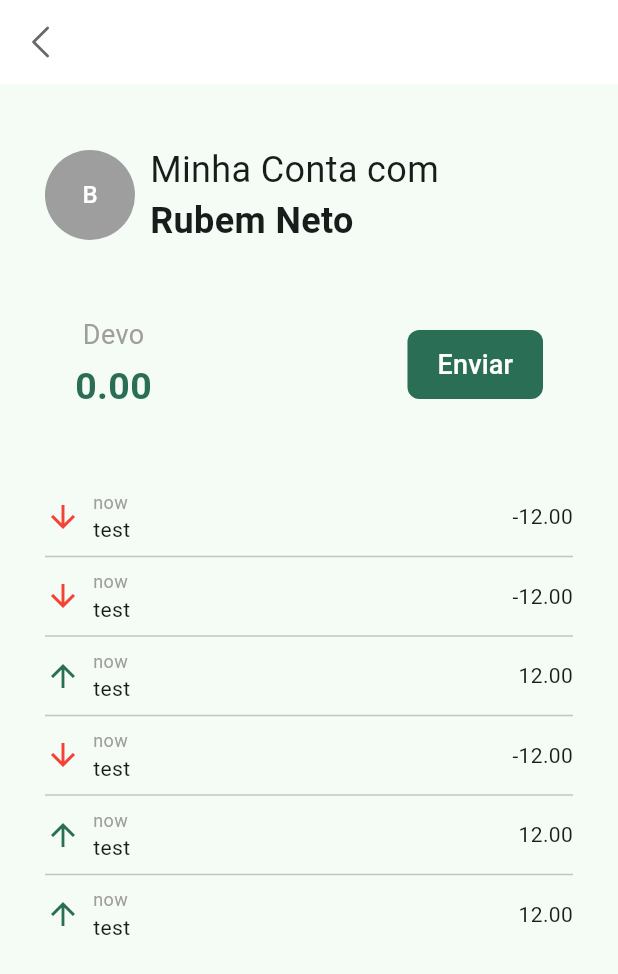
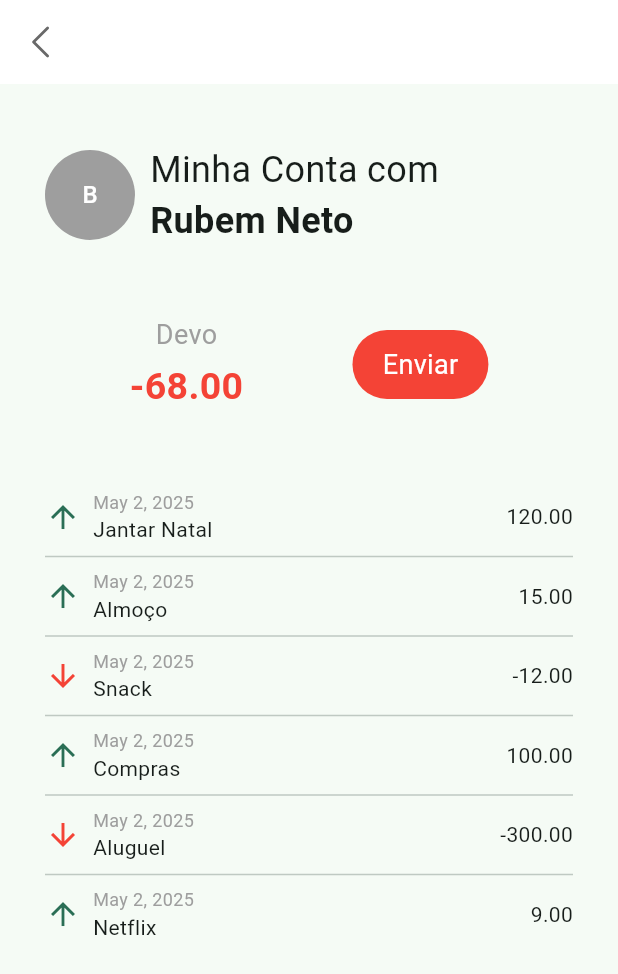
Before and after one commit to thePeras/usettle, a Flutter app: the screen it shows after launch, on a phone screen of 412 x 824 dp. Shown: the top 974 px of the screen. Run offline on Flutter 3.47's test engine with Material 3 defaults, Android fonts, the phone set to English and light mode, and no system bars; our stand-ins replace camera, flutter_contacts, flutter_dotenv, flutter_gemini, permission_handler, phosphor_flutter and 1 more.

Commit message:
feat:single tab page

```diff
--- a/lib/view/tabs/tab_screen.dart
+++ b/lib/view/tabs/tab_screen.dart
@@ -1,53 +1,56 @@
 import 'package:flutter/material.dart';
 import 'package:phosphor_flutter/phosphor_flutter.dart';
+import 'package:intl/intl.dart';
 
 class Tab {
   final String name;
-  int total = 0;
+  late int total = 0;
   bool owes = false;
   late final List<Transaction> transactions;
 
   Tab({
     required this.name,
     required this.transactions,
-  });
+  }) {
+    total = transactions.map((e) => e.quantity).reduce((v, e) => v + e);
+    owes = total < 0;
+  }
 
   void updateTransactions(List<Transaction> transactions) {
     this.transactions = transactions;
-    total = transactions.map((e) => e.quantity).reduce((v,e) => v+e);
+    total = transactions.map((e) => e.quantity).reduce((v, e) => v + e);
     owes = total < 0;
-
   }
 }
 
 class Transaction {
-  final String time;
+  final DateTime time;
   final String description;
   final int quantity;
 
   const Transaction({
     required this.time,
     required this.description,
-    required this.quantity
+    required this.quantity,
   });
 }
 
-class TabScreen extends StatefulWidget{
+class TabScreen extends StatefulWidget {
   final Tab tab;
 
   const TabScreen({
     super.key,
-    required this.tab
+    required this.tab,
   });
-
 
   @override
   TabScreenState createState() => TabScreenState();
 }
 
-class TabScreenState extends State<TabScreen>{
+class TabScreenState extends State<TabScreen> {
   static const Color _greyColor = Color(0xFF696969);
   static const Color _greenColor = Color(0xFF2A6E55);
+  static const Color _redColor = Colors.red;
 
   Widget buildRow(Transaction transaction) {
     bool isOwed = transaction.quantity < 0;
@@ -57,9 +60,7 @@ class TabScreenState extends State<TabScreen>{
         Row(
           children: [
             Icon(
-                isOwed
-                  ? Icons.arrow_downward
-                  : Icons.arrow_upward,
+              isOwed ? Icons.arrow_downward : Icons.arrow_upward,
               color: isOwed ? Colors.red : _greenColor,
             ),
             const SizedBox(width: 8),
@@ -67,7 +68,7 @@ class TabScreenState extends State<TabScreen>{
               crossAxisAlignment: CrossAxisAlignment.start,
               children: [
                 Text(
-                  transaction.time,
+                  DateFormat.yMMMd().format(transaction.time),
                   style: TextStyle(fontSize: 12, color: Colors.grey),
                 ),
                 Text(transaction.description),
@@ -78,7 +79,6 @@ class TabScreenState extends State<TabScreen>{
         Text(transaction.quantity.toStringAsFixed(2)),
       ],
     );
-
   }
 
   @override
@@ -113,11 +113,11 @@ class TabScreenState extends State<TabScreen>{
                   ),
                 ),
                 Padding(
-                  padding: EdgeInsets.all(10),
+                  padding: const EdgeInsets.all(10),
                   child: Column(
                     crossAxisAlignment: CrossAxisAlignment.start,
                     children: [
-                      Text(
+                      const Text(
                         'Minha Conta com',
                         style: TextStyle(
                           fontSize: 24,
@@ -125,7 +125,7 @@ class TabScreenState extends State<TabScreen>{
                       ),
                       Text(
                         widget.tab.name,
-                        style: TextStyle(
+                        style: const TextStyle(
                           fontSize: 24,
                           fontWeight: FontWeight.bold,
                         ),
@@ -137,15 +137,15 @@ class TabScreenState extends State<TabScreen>{
             ),
             const SizedBox(height: 16), // Add some space after the heading
             Padding(
-              padding: EdgeInsets.all(20),
+              padding: const EdgeInsets.all(20),
               child: Row(
-                mainAxisAlignment: MainAxisAlignment.spaceBetween,
+                mainAxisAlignment: MainAxisAlignment.spaceAround,
                 children: [
                   Column(
                     children: [
-                      const Text(
-                        'Devo',
-                        style: TextStyle(fontSize: 18, color: Colors.grey),
+                      Text(
+                        widget.tab.owes ? 'Devo' : 'Deve-me',
+                        style: const TextStyle(fontSize: 18, color: Colors.grey),
                       ),
                       const SizedBox(height: 4),
                       Text(
@@ -153,28 +153,22 @@ class TabScreenState extends State<TabScreen>{
                         style: TextStyle(
                             fontSize: 25,
                             fontWeight: FontWeight.bold,
-                            color: _greenColor),
+                            color: widget.tab.owes ? _redColor : _greenColor),
                       ),
                     ],
                   ),
-                  Column(
-                    children: [
-                      TextButton(
-                        style: TextButton.styleFrom(
-                          backgroundColor: _greenColor,
-                          foregroundColor: Colors.white,
-                          padding: const EdgeInsets.symmetric(horizontal: 20, vertical: 10),
-                          shape: RoundedRectangleBorder(
-                            borderRadius: BorderRadius.circular(8.0),
-                          ),
-                        ),
-                        onPressed: () => {},
-                        child: const Text(
-                          'Enviar',
-                          style: TextStyle(fontSize: 18),
-                        ),
+                  Container(
+                    decoration: BoxDecoration(
+                      borderRadius: BorderRadius.circular(30.0),
+                      color: widget.tab.owes ? _redColor : _greenColor,
+                    ),
+                    child: Padding(
+                      padding: const EdgeInsets.symmetric(horizontal: 20, vertical: 10),
+                      child: Text(
+                        widget.tab.owes ? 'Enviar' : 'Pedir',
+                        style: const TextStyle(fontSize: 18, color: Colors.white),
                       ),
-                    ],
+                    ),
                   ),
                 ],
               ),
@@ -185,7 +179,6 @@ class TabScreenState extends State<TabScreen>{
                 itemCount: widget.tab.transactions.length, // Based on the number of items in the image
                 separatorBuilder: (context, index) => const Divider(),
                 itemBuilder: (context, index) {
-                  print(index);
                   return buildRow(widget.tab.transactions.elementAt(index));
                   // You'll likely want to replace this with your actual transaction data
                 },
--- a/lib/view/tabs/tabs.dart
+++ b/lib/view/tabs/tabs.dart
@@ -1,19 +1,18 @@
 import 'package:flutter/cupertino.dart';
-import 'package:usettle/view/common/pages/general.dart';
 import 'package:usettle/view/tabs/tab_screen.dart';
 
-class TabsPage extends StatelessWidget{
+class TabsPage extends StatelessWidget {
   const TabsPage({super.key});
 
   @override
   Widget build(BuildContext context) {
     List<Transaction> transactions = [
-      Transaction(time: "now", description: "test", quantity: -12),
-      Transaction(time: "now", description: "test", quantity: -12),
-      Transaction(time: "now", description: "test", quantity: 12),
-      Transaction(time: "now", description: "test", quantity: -12),
-      Transaction(time: "now", description: "test", quantity: 12),
-      Transaction(time: "now", description: "test", quantity: 12)
+      Transaction(time: DateTime.now(), description: "Jantar Natal", quantity: 120),
+      Transaction(time: DateTime.now(), description: "Almoço", quantity: 15),
+      Transaction(time: DateTime.now(), description: "Snack", quantity: -12),
+      Transaction(time: DateTime.now(), description: "Compras", quantity: 100),
+      Transaction(time: DateTime.now(), description: "Aluguel", quantity: -300),
+      Transaction(time: DateTime.now(), description: "Netflix", quantity: 9),
     ];
     Tab tab = Tab(
         name: "Rubem Neto",
--- a/pubspec.yaml
+++ b/pubspec.yaml
@@ -42,6 +42,7 @@ dependencies:
   flutter_gemini: ^2.0.4
   flutter_dotenv: ^5.1.0
   http: ^1.3.0
+  intl: ^0.20.2
 
 dev_dependencies:
   flutter_test:
```
Also changed, not shown: lib/view/common/components/bill_card.dart (+3 -5 lines), lib/view/common/components/dialog.dart (+16 -13 lines), lib/view/common/components/modal/account_header.dart (+8 -18 lines), lib/view/common/components/modal/footer.dart (+6 -15 lines), lib/view/common/components/modal/item_list.dart (+26 -45 lines), lib/view/components/account_mbway_selector.dart (+5 -7 lines), lib/view/components/user_info_card.dart (+5 -17 lines), lib/view/invoice_confirm/confirmation_page.dart (+15 -14 lines), lib/view/home/home.dart (line endings or trailing spaces), pubspec.lock.
